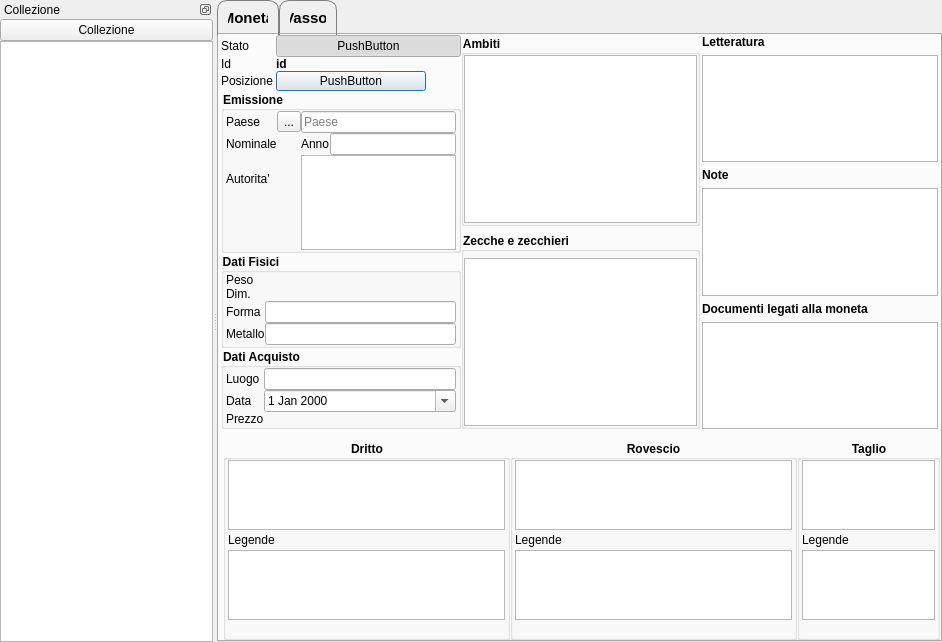
Qt form GestCollOnQt/GUI/Moneta/monetaform.ui (mirkoviviani76/gestcoll) before a commit.
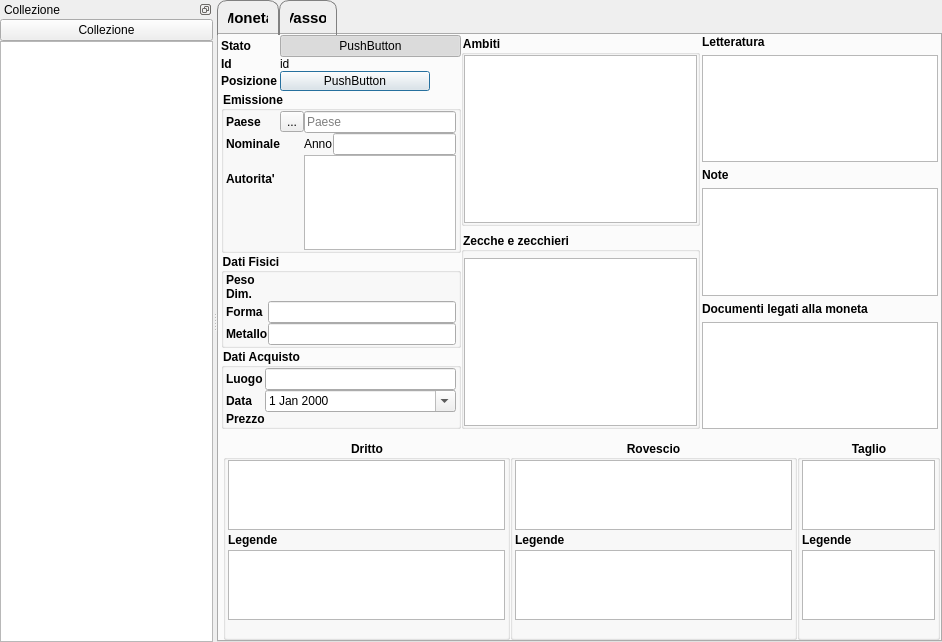
The same form after that commit. Icons and pictures are not drawn. Custom widgets are drawn as their Qt base class.

Commit message: GUI: tolto frame dai qlineedit nel caso di readonly. LibQrEncode ricompilata (sembrava compilata in debug)

The edit to the form file:
```diff
--- a/GestCollOnQt/GUI/Moneta/monetaform.ui
+++ b/GestCollOnQt/GUI/Moneta/monetaform.ui
@@ -248,6 +248,12 @@
               </property>
               <item row="1" column="0">
                <widget class="QLabel" name="label_5">
+                <property name="font">
+                 <font>
+                  <weight>75</weight>
+                  <bold>true</bold>
+                 </font>
+                </property>
                 <property name="text">
                  <string>Stato</string>
                 </property>
@@ -271,6 +277,12 @@
               </item>
               <item row="2" column="0">
                <widget class="QLabel" name="label_4">
+                <property name="font">
+                 <font>
+                  <weight>75</weight>
+                  <bold>true</bold>
+                 </font>
+                </property>
                 <property name="text">
                  <string>Id</string>
                 </property>
@@ -280,8 +292,8 @@
                <widget class="QLabel" name="id">
                 <property name="font">
                  <font>
-                  <weight>75</weight>
-                  <bold>true</bold>
+                  <weight>50</weight>
+                  <bold>false</bold>
                  </font>
                 </property>
                 <property name="text">
@@ -291,6 +303,12 @@
               </item>
               <item row="6" column="0">
                <widget class="QLabel" name="label_10">
+                <property name="font">
+                 <font>
+                  <weight>75</weight>
+                  <bold>true</bold>
+                 </font>
+                </property>
                 <property name="text">
                  <string>Posizione</string>
                 </property>
@@ -367,6 +385,12 @@
                  </item>
                  <item row="1" column="0">
                   <widget class="QLabel" name="label_2">
+                   <property name="font">
+                    <font>
+                     <weight>75</weight>
+                     <bold>true</bold>
+                    </font>
+                   </property>
                    <property name="text">
                     <string>Nominale</string>
                    </property>
@@ -380,6 +404,12 @@
                  </item>
                  <item row="3" column="0">
                   <widget class="QLabel" name="label_14">
+                   <property name="font">
+                    <font>
+                     <weight>75</weight>
+                     <bold>true</bold>
+                    </font>
+                   </property>
                    <property name="text">
                     <string>Autorita'</string>
                    </property>
@@ -393,6 +423,12 @@
                  </item>
                  <item row="0" column="0">
                   <widget class="QLabel" name="label">
+                   <property name="font">
+                    <font>
+                     <weight>75</weight>
+                     <bold>true</bold>
+                    </font>
+                   </property>
                    <property name="text">
                     <string>Paese</string>
                    </property>
@@ -454,6 +490,12 @@
                  </property>
                  <item row="0" column="0">
                   <widget class="QLabel" name="label_15">
+                   <property name="font">
+                    <font>
+                     <weight>75</weight>
+                     <bold>true</bold>
+                    </font>
+                   </property>
                    <property name="text">
                     <string>Peso</string>
                    </property>
@@ -467,6 +509,12 @@
                  </item>
                  <item row="1" column="0">
                   <widget class="QLabel" name="label_16">
+                   <property name="font">
+                    <font>
+                     <weight>75</weight>
+                     <bold>true</bold>
+                    </font>
+                   </property>
                    <property name="text">
                     <string>Dim.</string>
                    </property>
@@ -480,6 +528,12 @@
                  </item>
                  <item row="2" column="0">
                   <widget class="QLabel" name="label_17">
+                   <property name="font">
+                    <font>
+                     <weight>75</weight>
+                     <bold>true</bold>
+                    </font>
+                   </property>
                    <property name="text">
                     <string>Forma</string>
                    </property>
@@ -493,6 +547,12 @@
                  </item>
                  <item row="3" column="0">
                   <widget class="QLabel" name="label_18">
+                   <property name="font">
+                    <font>
+                     <weight>75</weight>
+                     <bold>true</bold>
+                    </font>
+                   </property>
                    <property name="text">
                     <string>Metallo</string>
                    </property>
@@ -536,6 +596,12 @@
                  </property>
                  <item row="1" column="0">
                   <widget class="QLabel" name="label_11">
+                   <property name="font">
+                    <font>
+                     <weight>75</weight>
+                     <bold>true</bold>
+                    </font>
+                   </property>
                    <property name="text">
                     <string>Luogo</string>
                    </property>
@@ -549,6 +615,12 @@
                  </item>
                  <item row="2" column="0">
                   <widget class="QLabel" name="label_12">
+                   <property name="font">
+                    <font>
+                     <weight>75</weight>
+                     <bold>true</bold>
+                    </font>
+                   </property>
                    <property name="text">
                     <string>Data</string>
                    </property>
@@ -559,6 +631,12 @@
                  </item>
                  <item row="3" column="0">
                   <widget class="QLabel" name="label_13">
+                   <property name="font">
+                    <font>
+                     <weight>75</weight>
+                     <bold>true</bold>
+                    </font>
+                   </property>
                    <property name="text">
                     <string>Prezzo</string>
                    </property>
@@ -851,6 +929,12 @@
               </item>
               <item>
                <widget class="QLabel" name="label_21">
+                <property name="font">
+                 <font>
+                  <weight>75</weight>
+                  <bold>true</bold>
+                 </font>
+                </property>
                 <property name="text">
                  <string>Legende</string>
                 </property>
@@ -914,6 +998,12 @@
               </item>
               <item>
                <widget class="QLabel" name="label_23">
+                <property name="font">
+                 <font>
+                  <weight>75</weight>
+                  <bold>true</bold>
+                 </font>
+                </property>
                 <property name="text">
                  <string>Legende</string>
                 </property>
@@ -977,6 +1067,12 @@
               </item>
               <item>
                <widget class="QLabel" name="label_24">
+                <property name="font">
+                 <font>
+                  <weight>75</weight>
+                  <bold>true</bold>
+                 </font>
+                </property>
                 <property name="text">
                  <string>Legende</string>
                 </property>
```
The commit also changes 7 other files.
